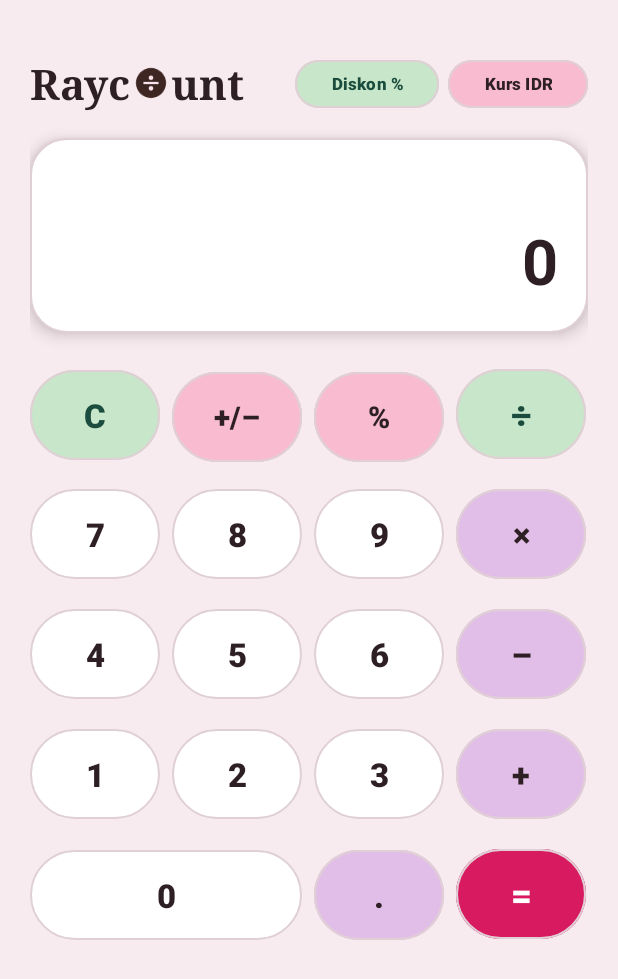
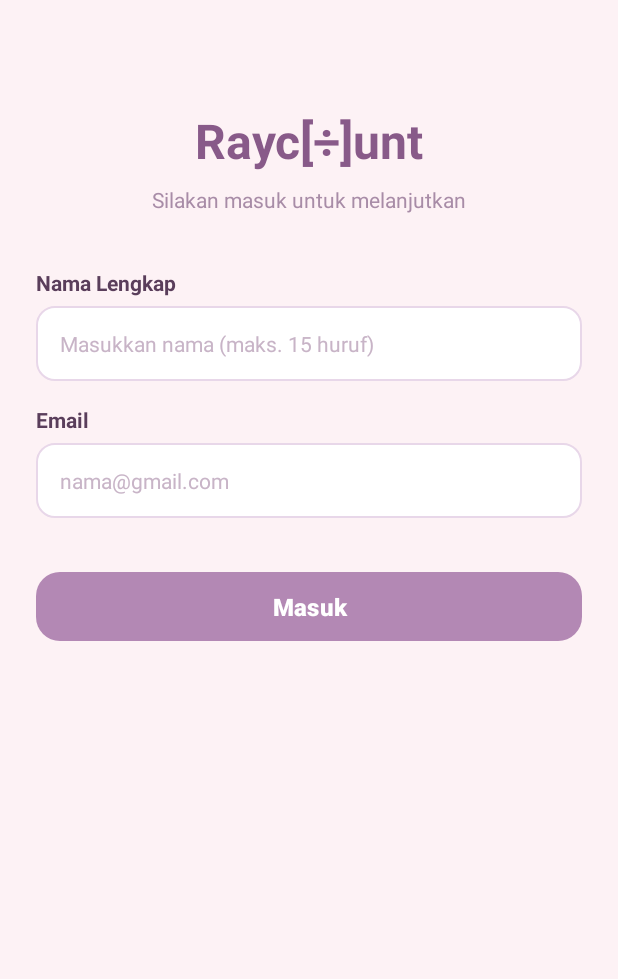
Before and after one commit to rayakamilaa/Raycount, an Android app: the screen it shows after launch (MainActivity before the commit, AuthActivity after it), on a phone screen of 412 x 824 dp. Shown: the top 979 px of the screen. Run offline under Robolectric (Android 15) with nearby library versions, the phone set to English and light mode, and no system bars.

Commit message:
First commit Raycount

```diff
--- a/app/src/main/AndroidManifest.xml
+++ b/app/src/main/AndroidManifest.xml
@@ -38,6 +38,9 @@
             android:name=".CurrencyActivity"
             android:exported="false" />
 
+        <activity android:name=".AuthActivity"
+            android:exported="false" />
+
     </application>
 
 </manifest>
--- /dev/null
+++ b/app/src/main/java/com/example/rayc0unt/AuthActivity.kt
@@ -0,0 +1,74 @@
+package com.example.rayc0unt
+
+import android.content.Intent
+import android.os.Bundle
+import android.view.View
+import android.widget.Button
+import android.widget.EditText
+import android.widget.TextView
+import android.widget.Toast
+import androidx.appcompat.app.AppCompatActivity
+
+class AuthActivity : AppCompatActivity() {
+
+    override fun onCreate(savedInstanceState: Bundle?) {
+        super.onCreate(savedInstanceState)
+        setContentView(R.layout.activity_auth)
+
+        val etName = findViewById<EditText>(R.id.etName)
+        val tvNameError = findViewById<TextView>(R.id.tvNameError)
+        val etEmail = findViewById<EditText>(R.id.etEmail)
+        val tvEmailError = findViewById<TextView>(R.id.tvEmailError)
+        val btnSubmit = findViewById<Button>(R.id.btnSubmit)
+
+        btnSubmit.setOnClickListener {
+            val nameStr = etName.text.toString().trim()
+            val emailStr = etEmail.text.toString().trim()
+
+            var isValid = true
+
+            // --- VALIDASI NAMA ---
+            if (nameStr.isEmpty()) {
+                tvNameError.text = "Nama tidak boleh kosong"
+                tvNameError.visibility = View.VISIBLE
+                isValid = false
+            } else if (nameStr.length > 15) {
+                tvNameError.text = "nama maksimal 15 huruf"
+                tvNameError.visibility = View.VISIBLE
+                isValid = false
+            } else if (!nameStr.matches("^[a-zA-Z\\s]+$".toRegex())) {
+                // Mengecek apakah mengandung simbol khusus seperti @#$ dll
+                tvNameError.text = "nama hanya boleh menggunakan huruf"
+                tvNameError.visibility = View.VISIBLE
+                isValid = false
+            } else {
+                tvNameError.visibility = View.GONE
+            }
+
+            // --- VALIDASI EMAIL ---
+            // Syarat: wajib mengandung '@' dan berakhiran '.com' (atau format standar gmail)
+            val emailPattern = "[a-zA-Z0-9._-]+@gmail\\.com"
+            if (emailStr.isEmpty()) {
+                tvEmailError.text = "Email tidak boleh kosong"
+                tvEmailError.visibility = View.VISIBLE
+                isValid = false
+            } else if (!emailStr.matches(emailPattern.toRegex())) {
+                tvEmailError.text = "format harus berupa nama@gmail.com"
+                tvEmailError.visibility = View.VISIBLE
+                isValid = false
+            } else {
+                tvEmailError.visibility = View.GONE
+            }
+
+            // --- JIKA SEMUA VALIDASI LOLOS ---
+            if (isValid) {
+                Toast.makeText(this, "Login Berhasil, Selamat Datang $nameStr!", Toast.LENGTH_SHORT).show()
+
+                // Berpindah ke kalkulator utama (MainActivity)
+                val intent = Intent(this, MainActivity::class.java)
+                startActivity(intent)
+                finish() // Menutup AuthActivity agar tidak bisa di-back ke halaman login
+            }
+        }
+    }
+}
--- a/app/src/main/java/com/example/rayc0unt/SplashActivity.kt
+++ b/app/src/main/java/com/example/rayc0unt/SplashActivity.kt
@@ -11,9 +11,9 @@ class SplashActivity : AppCompatActivity() {
         super.onCreate(savedInstanceState)
         setContentView(R.layout.activity_splash)
 
-        // Delay 2 detik sebelum pindah otomatis ke MainActivity (Kalkulator)
+        // Delay 2 detik sebelum pindah otomatis ke AuthActivity (Halaman Login & Validasi)
         Handler(Looper.getMainLooper()).postDelayed({
-            val intent = Intent(this, MainActivity::class.java)
+            val intent = Intent(this, AuthActivity::class.java)
             startActivity(intent)
             finish() // Menutup splash screen agar tidak bisa di-back
         }, 2000)
--- /dev/null
+++ b/app/src/main/res/drawable/bg_rounded_input.xml
@@ -0,0 +1,7 @@
+<?xml version="1.0" encoding="utf-8"?>
+<shape xmlns:android="http://schemas.android.com/apk/res/android"
+    android:shape="rectangle">
+    <solid android:color="#FFFFFF" />
+    <corners android:radius="12dp" />
+    <stroke android:width="1dp" android:color="#E8D7E9" />
+</shape>
--- /dev/null
+++ b/app/src/main/res/layout/activity_auth.xml
@@ -0,0 +1,123 @@
+<?xml version="1.0" encoding="utf-8"?>
+<androidx.constraintlayout.widget.ConstraintLayout xmlns:android="http://schemas.android.com/apk/res/android"
+    xmlns:app="http://schemas.android.com/apk/res-auto"
+    android:layout_width="match_parent"
+    android:layout_height="match_parent"
+    android:background="#FDF2F5"
+    android:padding="24dp">
+
+    <!-- Judul Aplikasi -->
+    <TextView
+        android:id="@+id/tvAppTitle"
+        android:layout_width="wrap_content"
+        android:layout_height="wrap_content"
+        android:text="Rayc[÷]unt"
+        android:textSize="32sp"
+        android:textStyle="bold"
+        android:textColor="#885A89"
+        android:layout_marginTop="48dp"
+        app:layout_constraintTop_toTopOf="parent"
+        app:layout_constraintStart_toStartOf="parent"
+        app:layout_constraintEnd_toEndOf="parent" />
+
+    <TextView
+        android:id="@+id/tvAppSubtitle"
+        android:layout_width="wrap_content"
+        android:layout_height="wrap_content"
+        android:text="Silakan masuk untuk melanjutkan"
+        android:textSize="14sp"
+        android:textColor="#A88CA7"
+        android:layout_marginTop="8dp"
+        app:layout_constraintTop_toBottomOf="@id/tvAppTitle"
+        app:layout_constraintStart_toStartOf="parent"
+        app:layout_constraintEnd_toEndOf="parent" />
+
+    <!-- Container Form -->
+    <LinearLayout
+        android:layout_width="match_parent"
+        android:layout_height="wrap_content"
+        android:orientation="vertical"
+        android:layout_marginTop="36dp"
+        app:layout_constraintTop_toBottomOf="@id/tvAppSubtitle">
+
+        <!-- Input Nama -->
+        <TextView
+            android:layout_width="wrap_content"
+            android:layout_height="wrap_content"
+            android:text="Nama Lengkap"
+            android:textColor="#5A3E5B"
+            android:textStyle="bold"
+            android:layout_marginBottom="6dp" />
+
+        <EditText
+            android:id="@+id/etName"
+            android:layout_width="match_parent"
+            android:layout_height="50dp"
+            android:background="@drawable/bg_rounded_input"
+            android:hint="Masukkan nama (maks. 15 huruf)"
+            android:paddingHorizontal="16dp"
+            android:textSize="14sp"
+            android:textColor="#2D1F23"
+            android:textColorHint="#C8B4C7"
+            android:inputType="textPersonName" />
+
+        <!-- Pesan Error Nama -->
+        <TextView
+            android:id="@+id/tvNameError"
+            android:layout_width="match_parent"
+            android:layout_height="wrap_content"
+            android:text=""
+            android:textColor="#D32F2F"
+            android:textSize="12sp"
+            android:layout_marginTop="4dp"
+            android:visibility="gone" />
+
+        <!-- Input Email -->
+        <TextView
+            android:layout_width="match_parent"
+            android:layout_height="wrap_content"
+            android:text="Email"
+            android:textColor="#5A3E5B"
+            android:textStyle="bold"
+            android:layout_marginTop="16dp"
+            android:layout_marginBottom="6dp" />
+
+        <EditText
+            android:id="@+id/etEmail"
+            android:layout_width="match_parent"
+            android:layout_height="50dp"
+            android:background="@drawable/bg_rounded_input"
+            android:hint="nama@gmail.com"
+            android:paddingHorizontal="16dp"
+            android:textSize="14sp"
+            android:textColor="#2D1F23"
+            android:textColorHint="#C8B4C7"
+            android:inputType="textEmailAddress" />
+
+        <!-- Pesan Error Email -->
+        <TextView
+            android:id="@+id/tvEmailError"
+            android:layout_width="match_parent"
+            android:layout_height="wrap_content"
+            android:text=""
+            android:textColor="#D32F2F"
+            android:textSize="12sp"
+            android:layout_marginTop="4dp"
+            android:visibility="gone" />
+
+        <!-- Tombol Submit / Login -->
+        <Button
+            android:id="@+id/btnSubmit"
+            android:layout_width="match_parent"
+            android:layout_height="54dp"
+            android:layout_marginTop="32dp"
+            android:text="Masuk"
+            android:textColor="#FFFFFF"
+            android:textSize="16sp"
+            android:textStyle="bold"
+            app:backgroundTint="#B388B4"
+            app:cornerRadius="16dp" />
+
+    </LinearLayout>
+
+</androidx.constraintlayout.widget.ConstraintLayout>
```
